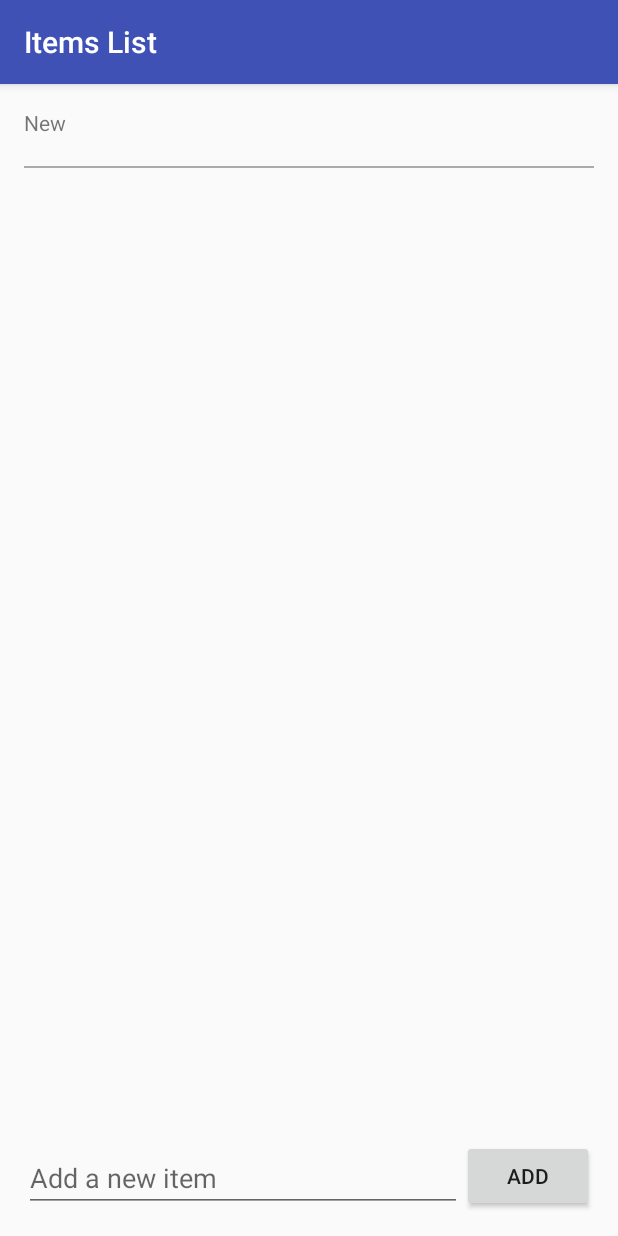
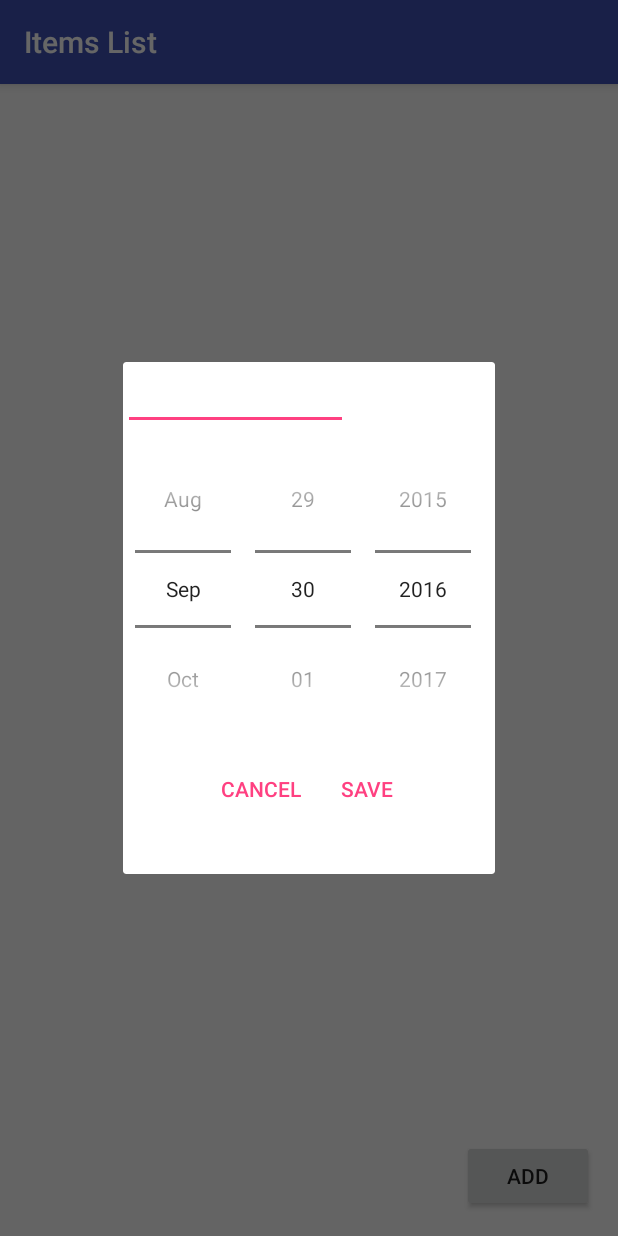
Before and after one commit to adajazbor/todoApp, an Android app: the screen it shows after launch (MainActivity), after a tap on "ADD", on a phone screen of 412 x 824 dp. Run offline under Robolectric (Android 15) with nearby library versions, the phone set to English and light mode, and no system bars; libraries missing offline, so code that uses them is left out: com.raizlabs.android, org.parceler; 6 statements that could not run were skipped.

```diff
--- a/app/src/main/java/com/ada/todoapp/activities/MainActivity.java
+++ b/app/src/main/java/com/ada/todoapp/activities/MainActivity.java
@@ -7,49 +7,35 @@ import android.support.v7.app.AppCompatActivity;
 import android.support.v7.widget.LinearLayoutManager;
 import android.support.v7.widget.RecyclerView;
 import android.view.View;
-import android.widget.EditText;
 import android.widget.Toast;
 
 import com.ada.todoapp.R;
 import com.ada.todoapp.adapters.ItemArrayAdapter;
 import com.ada.todoapp.fragments.EditItemDialogFragment;
 import com.ada.todoapp.models.Item;
+import com.ada.todoapp.utils.Constants;
 
 import org.parceler.Parcels;
 
-import java.util.ArrayList;
+import java.util.List;
 
 public class MainActivity extends AppCompatActivity implements EditItemDialogFragment.EditItemDialogListener {
 
-    ArrayList<Item> todoItems;
+    List<Item> todoItems;
     ItemArrayAdapter<Item> aToDoAdapter;
     RecyclerView rvItems;
     LinearLayoutManager llmLayoutManager;
-    EditText etEditText;
-
-    private static final String ITEMS_FILE = "todo.txt";
-    private static final int REQUEST_CODE_EDIT = 1;
 
     @Override
     protected void onCreate(Bundle savedInstanceState) {
         super.onCreate(savedInstanceState);
         setContentView(R.layout.activity_main);
-
         populateArrayItems();
-
-        etEditText = (EditText) findViewById(R.id.etEditText);
         rvItems = (RecyclerView) findViewById(R.id.rvItems);
         llmLayoutManager = new LinearLayoutManager(this);
         rvItems.setLayoutManager(llmLayoutManager);
         rvItems.setAdapter(aToDoAdapter);
     }
-
-    private void showEditDialog(Item item, int position) {
-        FragmentManager fm = getSupportFragmentManager();
-        EditItemDialogFragment editNameDialogFragment = EditItemDialogFragment.newInstance("Some Title", item, position);
-        editNameDialogFragment.show(fm, "fragment_edit_item");
-    }
-
 
     public void populateArrayItems() {
         readItems();
@@ -67,24 +53,44 @@ public class MainActivity extends AppCompatActivity implements EditItemDialogFra
                     @Override
                     public void onClick(int position) {
                         Item item = todoItems.get(position);
-                        showEditDialog(item, position);
+                        showEditDialog(item, getString(R.string.title_item_edit));
                     }
                 });
     }
 
+
     public void onAddItem(View view) {
-        Item newItem = new Item("New", etEditText.getText().toString());
-        if (writeItem(newItem)) {
-            todoItems.add(newItem);
+        showEditDialog(new Item(), getString(R.string.title_item_add));
+    }
+
+    private void showEditDialog(Item item, String title) {
+        FragmentManager fm = getSupportFragmentManager();
+        EditItemDialogFragment editNameDialogFragment = EditItemDialogFragment.newInstance(title, item);
+        editNameDialogFragment.show(fm, Constants.FRAGMENT_EDIT_ITEM);
+    }
+
+    @Override
+    public void onFinishEditDialog(Parcelable parcel) {
+        Item updatedItem = Parcels.unwrap(parcel);
+
+        if (writeItem(updatedItem)) {
+            readItems();
+            aToDoAdapter.notifyDataSetChanged();
+            llmLayoutManager.smoothScrollToPosition(rvItems, null, todoItems.size() - 1);
         }
-        aToDoAdapter.notifyDataSetChanged();
-        llmLayoutManager.smoothScrollToPosition(rvItems, null, todoItems.size() - 1);
-        etEditText.setText("");
     }
+
+//==== database opperations
 
     private boolean readItems() {
         try {
-            todoItems = (ArrayList<Item>) Item.getAll();
+            List<Item> items = Item.getAll();
+            if (todoItems == null) {
+                todoItems = items;
+            } else {
+                todoItems.clear();
+                todoItems.addAll(Item.getAll());
+            }
         } catch (Exception e) {
             Toast.makeText(this, R.string.errorReadItem, Toast.LENGTH_LONG).show();
             return false;
@@ -113,13 +119,4 @@ public class MainActivity extends AppCompatActivity implements EditItemDialogFra
         Toast.makeText(this, R.string.info_item_saved, Toast.LENGTH_SHORT).show();
         return true;
     }
-
-    @Override
-    public void onFinishEditDialog(Parcelable parcel, int position) {
-        Item updatedItem = Parcels.unwrap(parcel);
-        if (writeItem(updatedItem)) {
-            todoItems.set(position, updatedItem);
-        }
-        aToDoAdapter.notifyDataSetChanged();
-    }
 }
--- a/app/src/main/java/com/ada/todoapp/fragments/EditItemDialogFragment.java
+++ b/app/src/main/java/com/ada/todoapp/fragments/EditItemDialogFragment.java
@@ -7,8 +7,8 @@ import android.support.v4.app.DialogFragment;
 import android.view.LayoutInflater;
 import android.view.View;
 import android.view.ViewGroup;
-import android.view.WindowManager;
 import android.widget.Button;
+import android.widget.DatePicker;
 import android.widget.EditText;
 
 import com.ada.todoapp.R;
@@ -17,15 +17,18 @@ import com.ada.todoapp.utils.Constants;
 
 import org.parceler.Parcels;
 
+import java.util.Calendar;
+import java.util.Date;
+
 /**
  * Created by ada on 9/26/16.
  */
 public class EditItemDialogFragment extends DialogFragment {
 
     private Item mItem;
-    private Integer mPosition;
 
     private EditText etName;
+    private DatePicker dpDue;
 
     public EditItemDialogFragment() {
         // Empty constructor is required for DialogFragment
@@ -34,15 +37,14 @@ public class EditItemDialogFragment extends DialogFragment {
     }
 
     public interface EditItemDialogListener {
-        void onFinishEditDialog(Parcelable parcel, int position);
+        void onFinishEditDialog(Parcelable parcel);
     }
 
-    public static EditItemDialogFragment newInstance(String title, Item item, int position) {
+    public static EditItemDialogFragment newInstance(String title, Item item) {
         EditItemDialogFragment frag = new EditItemDialogFragment();
         Bundle args = new Bundle();
         args.putString("title", title);
         args.putParcelable(Constants.PARAM_ITEM, Parcels.wrap(item));
-        args.putInt(Constants.PARAM_POSITION, position);
         frag.setArguments(args);
         return frag;
     }
@@ -57,37 +59,69 @@ public class EditItemDialogFragment extends DialogFragment {
     public void onViewCreated(View view, @Nullable Bundle savedInstanceState) {
         super.onViewCreated(view, savedInstanceState);
 
-        String title = getArguments().getString("title", "Enter Name");
+        String title = getArguments().getString(Constants.PARAM_TITLE, "");
         getDialog().setTitle(title);
 
         mItem = Parcels.unwrap(getArguments().getParcelable(Constants.PARAM_ITEM));
-        mPosition = getArguments().getInt(Constants.PARAM_POSITION, -1);
 
         etName = (EditText) view.findViewById(R.id.etName);
         etName.setText(mItem.getName());
-       // etName.setOnEditorActionListener(this);
 
+        View.OnClickListener onSave = getOnSaveListener();
         Button btnSave = (Button) view.findViewById(R.id.btnSave);
+        btnSave.setOnClickListener(onSave);
 
-        View.OnClickListener onCancel =
-                new View.OnClickListener() {
+        View.OnClickListener onCancel = getOnCancelListener();
+        Button btnCancel = (Button) view.findViewById(R.id.btnCancel);
+        btnCancel.setOnClickListener(onCancel);
+
+        dpDue = (DatePicker) view.findViewById(R.id.dpDue);
+        dateToDatePicker(mItem.getDueDate());
+
+        // Show soft keyboard automatically and request focus to field
+        //etName.requestFocus();
+        //getDialog().getWindow().setSoftInputMode(WindowManager.LayoutParams.SOFT_INPUT_STATE_VISIBLE);
+    }
+
+    private View.OnClickListener getOnSaveListener() {
+        return new View.OnClickListener() {
             @Override
             public void onClick(View view) {
                 String itemName = etName.getText().toString();
                 mItem.setName(itemName);
                 mItem.setStatus("Updated");
+                mItem.setDueDate(datePickerToDate());
                 EditItemDialogListener listener = (EditItemDialogListener) getActivity();
-                        listener.onFinishEditDialog(Parcels.wrap(mItem), mPosition);
+                listener.onFinishEditDialog(Parcels.wrap(mItem));
                 dismiss();
             }
         };
-
-        btnSave.setOnClickListener(onCancel);
-
-        // Show soft keyboard automatically and request focus to field
-        etName.requestFocus();
-        getDialog().getWindow().setSoftInputMode(
-                WindowManager.LayoutParams.SOFT_INPUT_STATE_VISIBLE);
     }
 
+    private View.OnClickListener getOnCancelListener() {
+        return new View.OnClickListener() {
+            @Override
+            public void onClick(View view) {
+                dismiss();
             }
+        };
+    }
+
+    private void dateToDatePicker(Date date) {
+        Calendar cal = Calendar.getInstance();
+        if (date != null) {
+            cal.setTime(date);
+        }
+        dpDue.setMinDate(cal.getTimeInMillis());
+        dpDue.updateDate(cal.get(Calendar.YEAR), cal.get(Calendar.MONTH), cal.get(Calendar.DAY_OF_MONTH));
+    }
+
+    private Date datePickerToDate() {
+        int day = dpDue.getDayOfMonth();
+        int month = dpDue.getMonth();
+        int year = dpDue.getYear();
+        Calendar cal = Calendar.getInstance();
+        cal.set(year, month, day, 0,0,0);
+        return cal.getTime();
+    }
+}
--- a/app/src/main/java/com/ada/todoapp/models/Item.java
+++ b/app/src/main/java/com/ada/todoapp/models/Item.java
@@ -8,6 +8,7 @@ import com.raizlabs.android.dbflow.structure.BaseModel;
 
 import org.parceler.Parcel;
 
+import java.util.Date;
 import java.util.List;
 
 /**
@@ -21,50 +22,73 @@ public class Item extends BaseModel {
     @PrimaryKey(autoincrement = true)
     int id;
 
+    @Column(name = "name")
+    String name;
+
+    @Column(name = "due_date")
+    Date dueDate;
+
     //TODO Enum?
     @Column(name = "status")
     String status;
 
-    @Column(name = "name")
-    String name;
+    //TODO Enum
+    @Column(name = "priority")
+    String priority;
 
     public Item(String status, String name) {
         this.status = status;
         this.name = name;
     }
 
+    public static final String[] statuses = {"TODO", "DONE"};
+    public static final String[] priorities = {"HIGH", "MEDIUM", "LOW"};
+
     public Item() {
         super();
     }
 
-
+    public int getId() {
+        return this.id;
+    }
     public String getName() {
         return this.name;
     }
+    public String getStatus() {
+        return this.status;
+    }
+    public Date getDueDate() {
+        return this.dueDate;
+    }
+    public String getPriority() {
+        return this.priority;
+    }
 
+    public void setId(int id) {
+        this.id = id;
+    }
     public void setName(String name) {
         this.name = name;
     }
-
-    public String getStatus() {
-        return this.status;
-    }
-
     public void setStatus(String status) {
         this.status = status;
     }
+    public void setDueDate(Date dueDate) {
+        this.dueDate = dueDate;
+    }
+    public void setPriority(String priority) {
+        this.priority = priority;
+    }
 
-    //DB operations
+    //====== DB operations
 
     public static Item get(int id) {
-
         return SQLite.select().from(Item.class).where(Item_Table.id.eq(id)).querySingle();
     }
 
     public static List<Item> getAll() {
         return SQLite.select().from(Item.class).queryList();
     }
-
 
     public static void save(Item item) {
         item.save();
@@ -74,4 +98,7 @@ public class Item extends BaseModel {
         item.delete();
     }
 
+    //======= helpers
+
+
 }
--- a/app/src/main/java/com/ada/todoapp/utils/Constants.java
+++ b/app/src/main/java/com/ada/todoapp/utils/Constants.java
@@ -7,4 +7,7 @@ public class Constants {
 
     public static final String PARAM_ITEM = "item";
     public static final String PARAM_POSITION = "position";
+    public static final String PARAM_TITLE = "title";
+
+    public static final String FRAGMENT_EDIT_ITEM = "fragment_edit_item";
 }
--- a/app/src/main/res/layout/activity_main.xml
+++ b/app/src/main/res/layout/activity_main.xml
@@ -30,14 +30,4 @@
         android:layout_alignParentEnd="true"
         android:layout_above="@+id/btnAddItem"/>
 
-    <EditText
-        android:layout_width="wrap_content"
-        android:layout_height="wrap_content"
-        android:id="@+id/etEditText"
-        android:layout_alignBottom="@+id/btnAddItem"
-        android:layout_alignParentLeft="true"
-        android:layout_alignParentStart="true"
-        android:layout_toLeftOf="@+id/btnAddItem"
-        android:layout_toStartOf="@+id/btnAddItem"
-        android:hint="@string/add_item" />
 </RelativeLayout>
--- a/app/src/main/res/layout/fragment_edit_item.xml
+++ b/app/src/main/res/layout/fragment_edit_item.xml
@@ -12,12 +12,36 @@
         android:id="@+id/etName"
         android:inputType="text"/>
 
+    <DatePicker
+        android:layout_width="wrap_content"
+        android:layout_height="wrap_content"
+        android:id="@+id/dpDue"
+        android:calendarViewShown="false"
+        android:datePickerMode="spinner"/>
+
+    <LinearLayout xmlns:android="http://schemas.android.com/apk/res/android"
+        android:layout_width="wrap_content"
+        android:layout_height="wrap_content"
+        android:layout_gravity="center"
+        android:orientation="horizontal">
+
+    <Button
+        style="?android:attr/buttonBarButtonStyle"
+        android:layout_width="wrap_content"
+        android:layout_height="wrap_content"
+        android:text="@string/btn_cancel"
+        android:id="@+id/btnCancel"
+        android:layout_marginTop="30dp"
+        android:layout_gravity="left" />
+
     <Button
         style="?android:attr/buttonBarButtonStyle"
         android:layout_width="wrap_content"
         android:layout_height="wrap_content"
         android:text="@string/btn_save"
         android:id="@+id/btnSave"
-        android:layout_marginTop="30dp" />
+        android:layout_marginTop="30dp"
+        android:layout_gravity="right" />
+   </LinearLayout>
 
 </LinearLayout>
--- a/app/src/main/res/values/strings.xml
+++ b/app/src/main/res/values/strings.xml
@@ -8,9 +8,12 @@
     <string name="btn_save">Save</string>
     <string name="title_items_list">Items List</string>
     <string name="title_item_edit">Edit Item</string>
+    <string name="title_item_add">Add Item</string>
     <string name="errorReadItem">Cannot read items</string>
     <string name="errorItemNotUniqueName">Cannot save item - name has to be unique</string>
     <string name="errorSaveItem">Cannot save item</string>
     <string name="errorItemDelete">Cannot remove item</string>
     <string name="pick_date">pick data</string>
+    <string name="todo">TODO</string>
+    <string name="btn_cancel">Cancel</string>
 </resources>
```
Also changed, not shown: app/src/main/java/com/ada/todoapp/utils/Utils.java (added, +9 -0 lines). Lines whose indentation alone changed are shown as unchanged.
